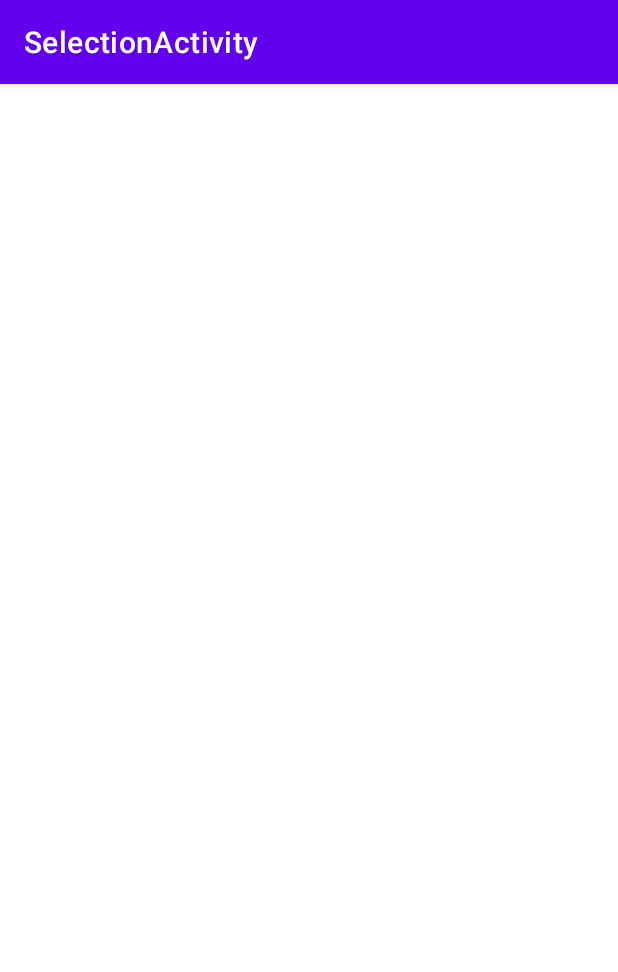
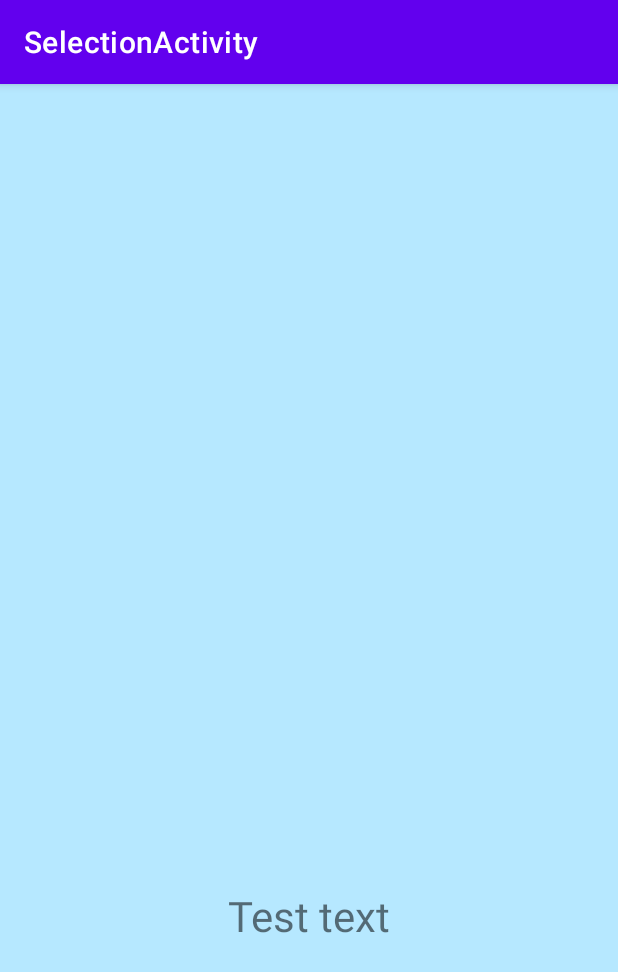
Before and after one commit to stephull/CIS3515-lab4, an Android app: the DisplayActivity screen opened directly, with no data from a screen before it, on a phone screen of 412 x 824 dp. Shown: the top 972 px of the screen. Run offline under Robolectric (Android 15) with nearby library versions, the phone set to English and light mode, and no system bars.

Commit message:
import drawables, change layout for selection and display, and strings

```diff
--- a/app/src/main/res/layout/activity_display.xml
+++ b/app/src/main/res/layout/activity_display.xml
@@ -4,6 +4,28 @@
     xmlns:tools="http://schemas.android.com/tools"
     android:layout_width="match_parent"
     android:layout_height="match_parent"
+    android:background="#7C69D0FF"
     tools:context=".DisplayActivity">
 
+    <ImageView
+        android:id="@+id/displayImage"
+        android:layout_width="320dp"
+        android:layout_height="320dp"
+        android:layout_marginTop="128dp"
+        app:layout_constraintEnd_toEndOf="parent"
+        app:layout_constraintHorizontal_bias="0.495"
+        app:layout_constraintStart_toStartOf="parent"
+        app:layout_constraintTop_toTopOf="parent" />
+
+    <TextView
+        android:id="@+id/displayText"
+        android:layout_width="wrap_content"
+        android:layout_height="wrap_content"
+        android:text="@string/display_test_text"
+        android:textSize="28sp"
+        app:layout_constraintBottom_toBottomOf="parent"
+        app:layout_constraintEnd_toEndOf="parent"
+        app:layout_constraintStart_toStartOf="parent"
+        app:layout_constraintTop_toBottomOf="@+id/displayImage"
+        app:layout_constraintVertical_bias="0.31" />
 </androidx.constraintlayout.widget.ConstraintLayout>
--- a/app/src/main/res/layout/recyclerview.xml
+++ b/app/src/main/res/layout/recyclerview.xml
@@ -6,9 +6,9 @@
     android:layout_height="match_parent">
 
     <ImageView
-        android:id="@+id/imageView"
-        android:layout_width="wrap_content"
-        android:layout_height="wrap_content"
+        android:id="@+id/recyclerViewImage"
+        android:layout_width="150dp"
+        android:layout_height="150dp"
         android:layout_marginStart="16dp"
         android:layout_marginTop="16dp"
         app:layout_constraintStart_toStartOf="parent"
--- a/app/src/main/res/values/strings.xml
+++ b/app/src/main/res/values/strings.xml
@@ -1,3 +1,8 @@
 <resources>
     <string name="app_name">SelectionActivity</string>
+
+    <string name="app_title_label">Beautiful Photos App 2</string>
+    <string name="display_title_label">Selected Beautiful Picture</string>
+    <string name="app_instruct">Select an image for a full view</string>
+    <string name="display_test_text">Test text</string>
 </resources>
```
Also changed, not shown: app/src/main/java/edu/temple/selectionactivity/SelectionActivity.kt (+22 -3 lines), app/src/main/res/layout/activity_selection.xml (+16 -4 lines), app/src/main/res/drawable/astronaut.jpg (added), app/src/main/res/drawable/bull.jpg (added), app/src/main/res/drawable/diver.jpg (added), app/src/main/res/drawable/dusk.jpg (added), app/src/main/res/drawable/forest.jpg (added), app/src/main/res/drawable/horizon.jpg (added), app/src/main/res/drawable/lights.jpg (added), app/src/main/res/drawable/night.jpg (added), app/src/main/res/drawable/rice_terraces.jpg (added), app/src/main/res/drawable/sand.jpg (added), app/src/main/res/drawable/sunrise.jpg (added), app/src/main/res/drawable/waterfall.jpg (added).
